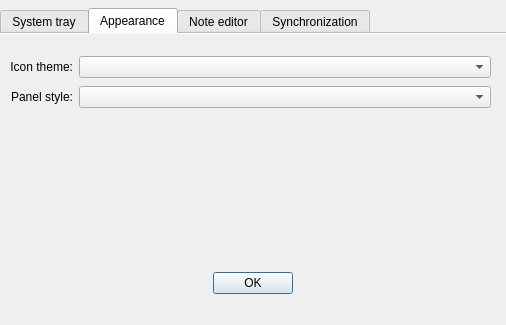
This is src/dialogs/PreferencesDialog.ui in d1vanov/quentier as Qt 5 draws it before an edit. The edited form follows.
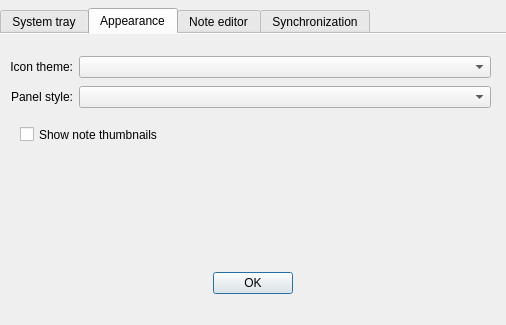
This is the edited form. The open tabs and pages were chosen to show the change.

Commit message: Issue #110: make the display of note thumbnails optional and configurable

```diff
--- a/src/dialogs/PreferencesDialog.ui
+++ b/src/dialogs/PreferencesDialog.ui
@@ -222,6 +222,19 @@
         </item>
        </layout>
       </widget>
+      <widget class="QCheckBox" name="showNoteThumbnailsCheckBox">
+       <property name="geometry">
+        <rect>
+         <x>20</x>
+         <y>90</y>
+         <width>471</width>
+         <height>21</height>
+        </rect>
+       </property>
+       <property name="text">
+        <string>Show note thumbnails</string>
+       </property>
+      </widget>
      </widget>
      <widget class="QWidget" name="noteEditorTab">
       <attribute name="title">
```
Left out of the diff: 2 changed lines with no effect on the pictures. The commit also changes 8 other files.
